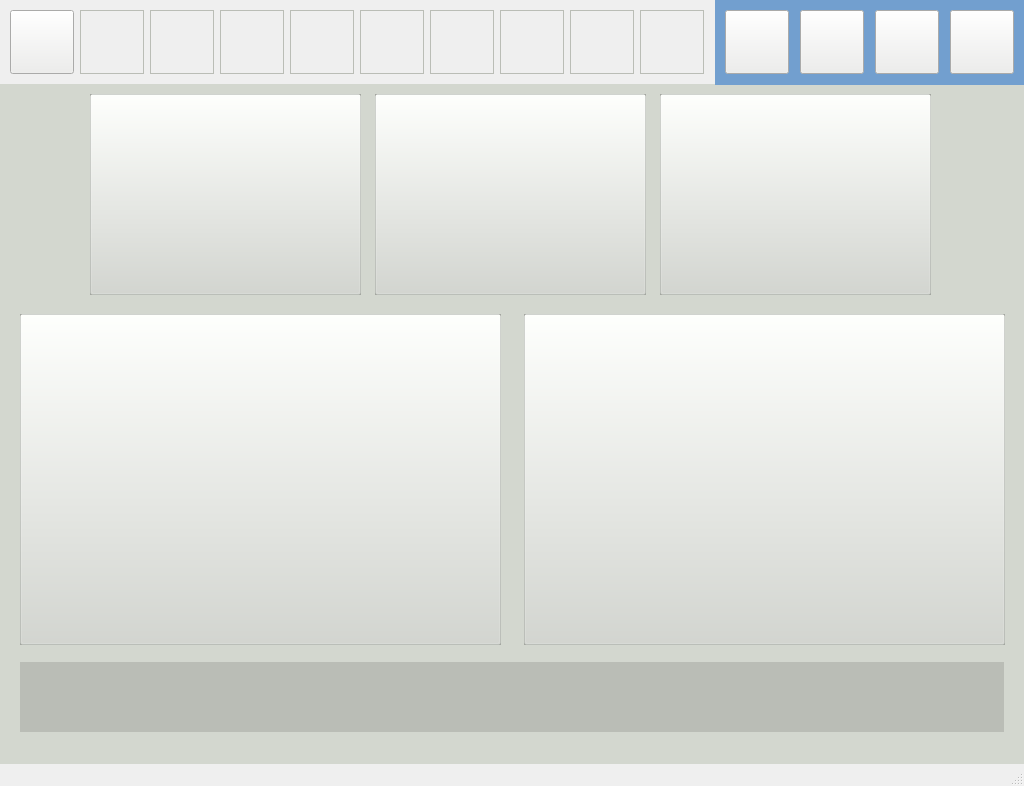
kartikeya8973/emu_hmi_app, file mainwindow.ui: the form before one commit.
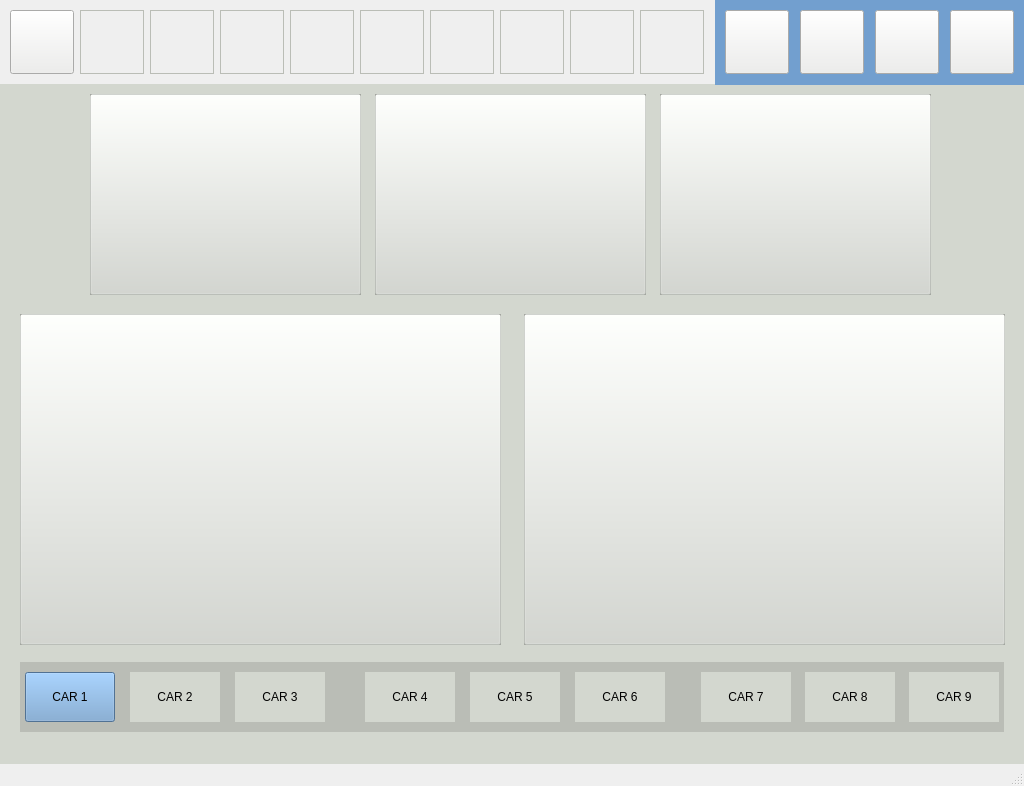
The form after the commit. The open tabs and pages were chosen to show the change. Icons and pictures are not drawn.

```diff
--- a/mainwindow.ui
+++ b/mainwindow.ui
@@ -772,6 +772,154 @@
        <set>Qt::AlignCenter</set>
       </property>
      </widget>
+     <widget class="QPushButton" name="pushButton_car1">
+      <property name="geometry">
+       <rect>
+        <x>25</x>
+        <y>588</y>
+        <width>90</width>
+        <height>50</height>
+       </rect>
+      </property>
+      <property name="styleSheet">
+       <string notr="true">background-color: rgb(114, 159, 207);
+color: rgb(0, 0, 0);</string>
+      </property>
+      <property name="text">
+       <string>CAR 1</string>
+      </property>
+      <property name="flat">
+       <bool>false</bool>
+      </property>
+     </widget>
+     <widget class="QLabel" name="label_car2">
+      <property name="geometry">
+       <rect>
+        <x>130</x>
+        <y>588</y>
+        <width>90</width>
+        <height>50</height>
+       </rect>
+      </property>
+      <property name="text">
+       <string>CAR 2</string>
+      </property>
+      <property name="alignment">
+       <set>Qt::AlignCenter</set>
+      </property>
+     </widget>
+     <widget class="QLabel" name="label_car3">
+      <property name="geometry">
+       <rect>
+        <x>235</x>
+        <y>588</y>
+        <width>90</width>
+        <height>50</height>
+       </rect>
+      </property>
+      <property name="text">
+       <string>CAR 3</string>
+      </property>
+      <property name="alignment">
+       <set>Qt::AlignCenter</set>
+      </property>
+     </widget>
+     <widget class="QLabel" name="label_car4">
+      <property name="geometry">
+       <rect>
+        <x>365</x>
+        <y>588</y>
+        <width>90</width>
+        <height>50</height>
+       </rect>
+      </property>
+      <property name="text">
+       <string>CAR 4</string>
+      </property>
+      <property name="alignment">
+       <set>Qt::AlignCenter</set>
+      </property>
+     </widget>
+     <widget class="QLabel" name="label_car5">
+      <property name="geometry">
+       <rect>
+        <x>470</x>
+        <y>588</y>
+        <width>90</width>
+        <height>50</height>
+       </rect>
+      </property>
+      <property name="text">
+       <string>CAR 5</string>
+      </property>
+      <property name="alignment">
+       <set>Qt::AlignCenter</set>
+      </property>
+     </widget>
+     <widget class="QLabel" name="label_car6">
+      <property name="geometry">
+       <rect>
+        <x>575</x>
+        <y>588</y>
+        <width>90</width>
+        <height>50</height>
+       </rect>
+      </property>
+      <property name="text">
+       <string>CAR 6</string>
+      </property>
+      <property name="alignment">
+       <set>Qt::AlignCenter</set>
+      </property>
+     </widget>
+     <widget class="QLabel" name="label_car7">
+      <property name="geometry">
+       <rect>
+        <x>701</x>
+        <y>588</y>
+        <width>90</width>
+        <height>50</height>
+       </rect>
+      </property>
+      <property name="text">
+       <string>CAR 7</string>
+      </property>
+      <property name="alignment">
+       <set>Qt::AlignCenter</set>
+      </property>
+     </widget>
+     <widget class="QLabel" name="label_car8">
+      <property name="geometry">
+       <rect>
+        <x>805</x>
+        <y>588</y>
+        <width>90</width>
+        <height>50</height>
+       </rect>
+      </property>
+      <property name="text">
+       <string>CAR 8</string>
+      </property>
+      <property name="alignment">
+       <set>Qt::AlignCenter</set>
+      </property>
+     </widget>
+     <widget class="QLabel" name="label_car9">
+      <property name="geometry">
+       <rect>
+        <x>909</x>
+        <y>588</y>
+        <width>90</width>
+        <height>50</height>
+       </rect>
+      </property>
+      <property name="text">
+       <string>CAR 9</string>
+      </property>
+      <property name="alignment">
+       <set>Qt::AlignCenter</set>
+      </property>
+     </widget>
     </widget>
     <widget class="QWidget" name="page_camViewMosaic">
      <widget class="QLabel" name="label_trainStatus_2">
```
Left out of the diff: 352 changed lines with no effect on the pictures.
